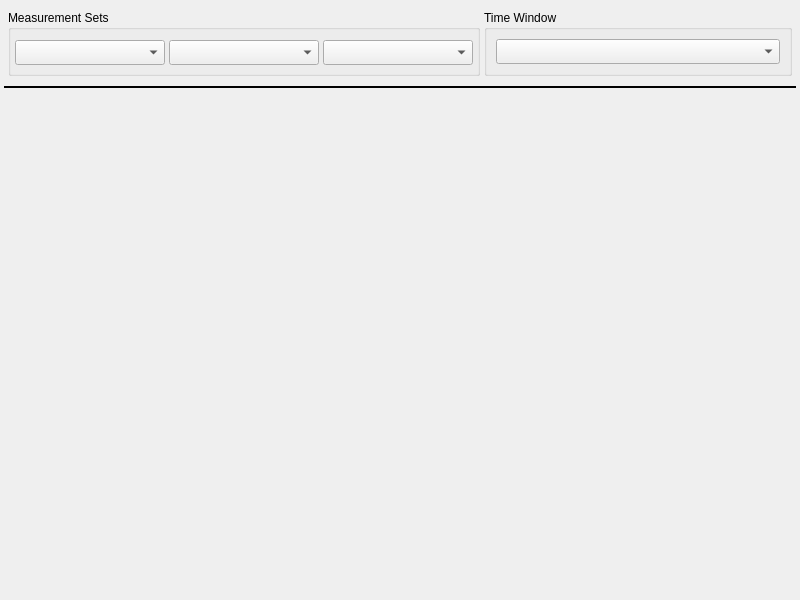
The window that mw4/gui/widgets/measure.ui (mworion/MountWizzard4) describes before a commit, drawn with Qt 5.
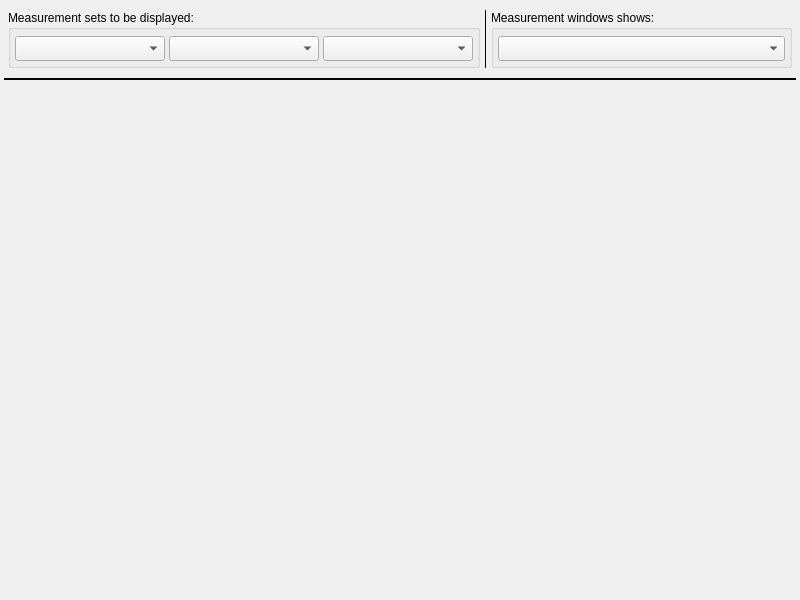
The same window after the commit.

Diff of the .ui file:
```diff
--- a/mw4/gui/widgets/measure.ui
+++ b/mw4/gui/widgets/measure.ui
@@ -24,8 +24,8 @@
   </property>
   <property name="maximumSize">
    <size>
-    <width>1600</width>
-    <height>1200</height>
+    <width>16777215</width>
+    <height>16777215</height>
    </size>
   </property>
   <property name="sizeIncrement">
@@ -65,7 +65,7 @@
     <number>4</number>
    </property>
    <item>
-    <layout class="QHBoxLayout" name="horizontalLayout" stretch="0,0">
+    <layout class="QHBoxLayout" name="horizontalLayout" stretch="0,0,0">
      <property name="spacing">
       <number>4</number>
      </property>
@@ -84,7 +84,7 @@
      <item>
       <widget class="QGroupBox" name="measureGroup">
        <property name="title">
-        <string>Measurement Sets</string>
+        <string>Measurement sets to be displayed:</string>
        </property>
        <layout class="QHBoxLayout" name="horizontalLayout_2">
         <property name="spacing">
@@ -135,12 +135,40 @@
        </layout>
       </widget>
      </item>
+     <item>
+      <widget class="Line" name="line_2">
+       <property name="frameShadow">
+        <enum>QFrame::Plain</enum>
+       </property>
+       <property name="midLineWidth">
+        <number>1</number>
+       </property>
+       <property name="orientation">
+        <enum>Qt::Vertical</enum>
+       </property>
+      </widget>
+     </item>
      <item>
       <widget class="QGroupBox" name="timeGroup">
        <property name="title">
-        <string>Time Window</string>
+        <string>Measurement windows shows:</string>
        </property>
        <layout class="QHBoxLayout" name="horizontalLayout_3">
+        <property name="spacing">
+         <number>4</number>
+        </property>
+        <property name="leftMargin">
+         <number>4</number>
+        </property>
+        <property name="topMargin">
+         <number>6</number>
+        </property>
+        <property name="rightMargin">
+         <number>4</number>
+        </property>
+        <property name="bottomMargin">
+         <number>4</number>
+        </property>
         <item>
          <widget class="QComboBox" name="timeSet">
           <property name="minimumSize">
```
